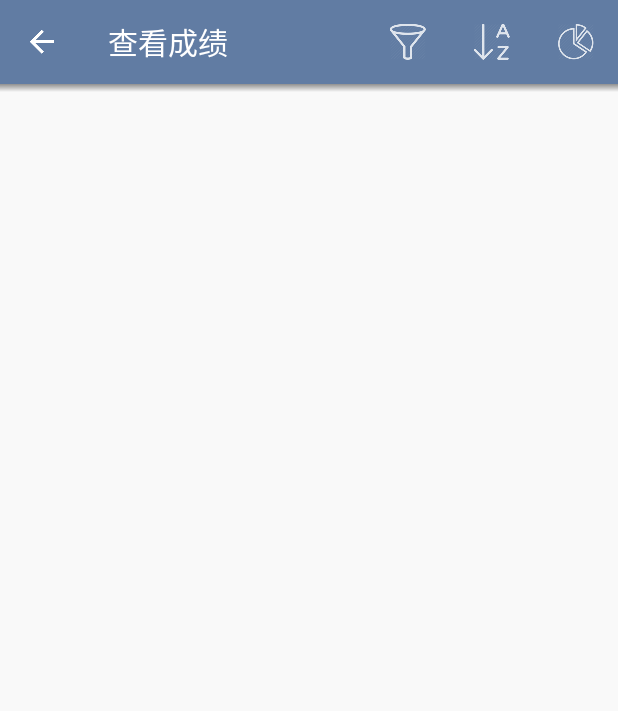
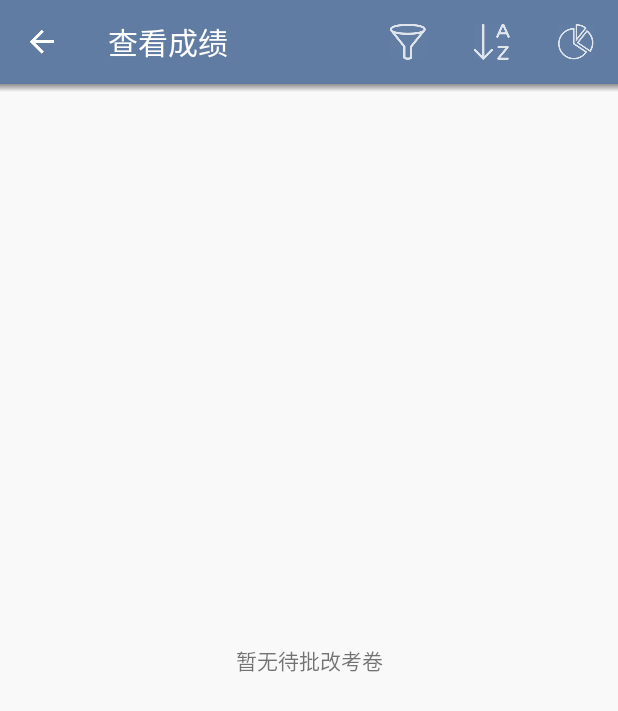
Before and after one commit to Ghostish/DBTestingSystem, an Android app: the TeacherViewGradeActivity screen opened directly, with no data from a screen before it, on a phone screen of 412 x 824 dp. Shown: the top 711 px of the screen. Run offline under Robolectric (Android 15) with nearby library versions, the phone set to English and light mode, and no system bars.

Commit message:
add EmptyView to most of the recyclerView

```diff
--- a/app/src/main/java/com/bbt/kangel/dbtesingsystem/activity/TeacherViewGradeActivity.java
+++ b/app/src/main/java/com/bbt/kangel/dbtesingsystem/activity/TeacherViewGradeActivity.java
@@ -6,7 +6,6 @@ import android.database.sqlite.SQLiteDatabase;
 import android.os.Bundle;
 import android.support.v7.app.AppCompatActivity;
 import android.support.v7.widget.LinearLayoutManager;
-import android.support.v7.widget.RecyclerView;
 import android.support.v7.widget.Toolbar;
 import android.util.Log;
 import android.view.MotionEvent;
@@ -21,6 +20,7 @@ import com.bbt.kangel.dbtesingsystem.adapter.TeacherViewGradeAdapter;
 import com.bbt.kangel.dbtesingsystem.fragment.SelectPaperDialogFragment;
 import com.bbt.kangel.dbtesingsystem.util.DataBaseHelper;
 import com.bbt.kangel.dbtesingsystem.util.DialogActivity;
+import com.bbt.kangel.dbtesingsystem.util.EmptyViewRecyclerView;
 import com.bbt.kangel.dbtesingsystem.util.GlobalKeeper;
 import com.bbt.kangel.dbtesingsystem.util.TestDataBaseUtil;
 
@@ -53,10 +53,11 @@ public class TeacherViewGradeActivity extends AppCompatActivity implements View.
         db = helper.getReadableDatabase();
         c = TestDataBaseUtil.getGradesList(db, PID, orderBy, fromGrade, toGrade);
         adapter = new TeacherViewGradeAdapter(TeacherViewGradeActivity.this, c);
-        RecyclerView rv = (RecyclerView) findViewById(R.id.recycle_view);
+        EmptyViewRecyclerView rv = (EmptyViewRecyclerView) findViewById(R.id.recycle_view);
         rv.setHasFixedSize(true);
         rv.setLayoutManager(new LinearLayoutManager(this));
         rv.setAdapter(adapter);
+        rv.setEmptyView(findViewById(R.id.empty_view));
 
         radioGroup = (RadioGroup) findViewById(R.id.order_rule_list);
         radioGroup.setOnCheckedChangeListener(new RadioGroup.OnCheckedChangeListener() {
@@ -192,7 +193,7 @@ public class TeacherViewGradeActivity extends AppCompatActivity implements View.
     }
 
     @Override
-    public void onDialogItemSelect(String tag,Bundle args) {
+    public void onDialogItemSelect(String tag, Bundle args) {
         selectPaperDialogFragment.dismiss();
         pidEdit.setText(args.getString("PID"));
     }
--- a/app/src/main/java/com/bbt/kangel/dbtesingsystem/activity/TeacherViewPaperDetailActivity.java
+++ b/app/src/main/java/com/bbt/kangel/dbtesingsystem/activity/TeacherViewPaperDetailActivity.java
@@ -5,13 +5,13 @@ import android.database.sqlite.SQLiteDatabase;
 import android.os.Bundle;
 import android.support.v7.app.AppCompatActivity;
 import android.support.v7.widget.LinearLayoutManager;
-import android.support.v7.widget.RecyclerView;
 import android.support.v7.widget.Toolbar;
 import android.view.View;
 
 import com.bbt.kangel.dbtesingsystem.R;
 import com.bbt.kangel.dbtesingsystem.adapter.ViewQuestionListAdapter;
 import com.bbt.kangel.dbtesingsystem.util.DataBaseHelper;
+import com.bbt.kangel.dbtesingsystem.util.EmptyViewRecyclerView;
 import com.bbt.kangel.dbtesingsystem.util.GlobalKeeper;
 import com.bbt.kangel.dbtesingsystem.util.TestDataBaseUtil;
 
@@ -39,7 +39,7 @@ public class TeacherViewPaperDetailActivity extends AppCompatActivity implements
         toolbar.setTitle(R.string.title_view_paper_detail);
         toolbar.setNavigationOnClickListener(this);
 
-        RecyclerView rv = (RecyclerView) findViewById(R.id.recycle_view);
+        EmptyViewRecyclerView rv = (EmptyViewRecyclerView) findViewById(R.id.recycle_view);
         rv.setHasFixedSize(true);
         rv.setLayoutManager(new LinearLayoutManager(this));
         DataBaseHelper helper = new DataBaseHelper(TeacherViewPaperDetailActivity.this, GlobalKeeper.DB_NAME, 1);
@@ -47,6 +47,7 @@ public class TeacherViewPaperDetailActivity extends AppCompatActivity implements
         cursor = TestDataBaseUtil.getQuestionsByPID(db, PID);
         ViewQuestionListAdapter adapter = new ViewQuestionListAdapter(TeacherViewPaperDetailActivity.this, cursor, false, true);
         rv.setAdapter(adapter);
+        rv.setEmptyView(findViewById(R.id.empty_view));
 
     }
 
--- a/app/src/main/java/com/bbt/kangel/dbtesingsystem/activity/TeacherViewQuestionDetailActivity.java
+++ b/app/src/main/java/com/bbt/kangel/dbtesingsystem/activity/TeacherViewQuestionDetailActivity.java
@@ -8,7 +8,6 @@ import android.support.design.widget.CoordinatorLayout;
 import android.support.design.widget.Snackbar;
 import android.support.v7.app.AppCompatActivity;
 import android.support.v7.widget.LinearLayoutManager;
-import android.support.v7.widget.RecyclerView;
 import android.support.v7.widget.Toolbar;
 import android.support.v7.widget.helper.ItemTouchHelper;
 import android.util.Log;
@@ -18,6 +17,7 @@ import android.widget.Toast;
 import com.bbt.kangel.dbtesingsystem.R;
 import com.bbt.kangel.dbtesingsystem.adapter.ViewQuestionListAdapter;
 import com.bbt.kangel.dbtesingsystem.util.DataBaseHelper;
+import com.bbt.kangel.dbtesingsystem.util.EmptyViewRecyclerView;
 import com.bbt.kangel.dbtesingsystem.util.GlobalKeeper;
 import com.bbt.kangel.dbtesingsystem.util.ItemTouchHelperActivity;
 import com.bbt.kangel.dbtesingsystem.util.SimpleItemTouchHelperCallback;
@@ -70,11 +70,12 @@ public class TeacherViewQuestionDetailActivity extends AppCompatActivity impleme
         db = helper.getWritableDatabase();
         cursor = TestDataBaseUtil.getQuestionByTYPE(db, viewType, null);
 
-        RecyclerView rv = (RecyclerView) findViewById(R.id.recycle_view);
+        EmptyViewRecyclerView rv = (EmptyViewRecyclerView) findViewById(R.id.recycle_view);
         rv.setHasFixedSize(true);
         rv.setLayoutManager(new LinearLayoutManager(this));
         adapter = new ViewQuestionListAdapter(TeacherViewQuestionDetailActivity.this, cursor, false, false);
         rv.setAdapter(adapter);
+        rv.setEmptyView(findViewById(R.id.empty_view));
 
         ItemTouchHelper.Callback callback = new SimpleItemTouchHelperCallback(TeacherViewQuestionDetailActivity.this);
         ItemTouchHelper touchHelper = new ItemTouchHelper(callback);
--- a/app/src/main/res/anim/layout_button_enter.xml
+++ b/app/src/main/res/anim/layout_button_enter.xml
@@ -1,6 +1,6 @@
 <?xml version="1.0" encoding="utf-8"?>
 <layoutAnimation xmlns:android="http://schemas.android.com/apk/res/android"
-    android:delay="0.6"
+    android:delay="0.8"
     android:animation="@anim/button_enter"
     android:animationOrder="normal">
 
--- a/app/src/main/res/layout/activity_teacher_view_grade.xml
+++ b/app/src/main/res/layout/activity_teacher_view_grade.xml
@@ -49,7 +49,14 @@
         android:layout_width="match_parent"
         android:layout_height="match_parent">
 
-        <android.support.v7.widget.RecyclerView
+        <TextView
+            android:id="@+id/empty_view"
+            android:layout_width="match_parent"
+            android:layout_height="match_parent"
+            android:gravity="center"
+            android:text="@string/empty_string_no_unmarked" />
+
+        <com.bbt.kangel.dbtesingsystem.util.EmptyViewRecyclerView
             android:id="@+id/recycle_view"
             android:layout_width="match_parent"
             android:layout_height="match_parent"
--- a/app/src/main/res/values/strings.xml
+++ b/app/src/main/res/values/strings.xml
@@ -110,4 +110,5 @@
     <string name="edit_account_successfully">修改成功</string>
     <string name="edit_account_failed">修改失败，请检查条目再重试</string>
     <string name="empty_string_no_unmarked">暂无待批改考卷</string>
+    <string name="empty_string_no_data">暂无数据</string>
 </resources>
```
Also changed, not shown: app/src/main/java/com/bbt/kangel/dbtesingsystem/activity/DeanManageActivity.java (+5 -4 lines), app/src/main/java/com/bbt/kangel/dbtesingsystem/activity/StudentViewGradeActivity.java (+5 -5 lines), app/src/main/java/com/bbt/kangel/dbtesingsystem/activity/TeacherManagePaperActivity.java (+5 -4 lines), app/src/main/java/com/bbt/kangel/dbtesingsystem/fragment/SelectPaperDialogFragment.java (+8 -7 lines), app/src/main/res/layout/activity_view_list.xml (+8 -1 lines), app/src/main/res/layout/activity_view_list_with_fab.xml (+8 -1 lines), app/src/main/res/layout/fragment_dialog_choose_paper.xml (+8 -1 lines).
